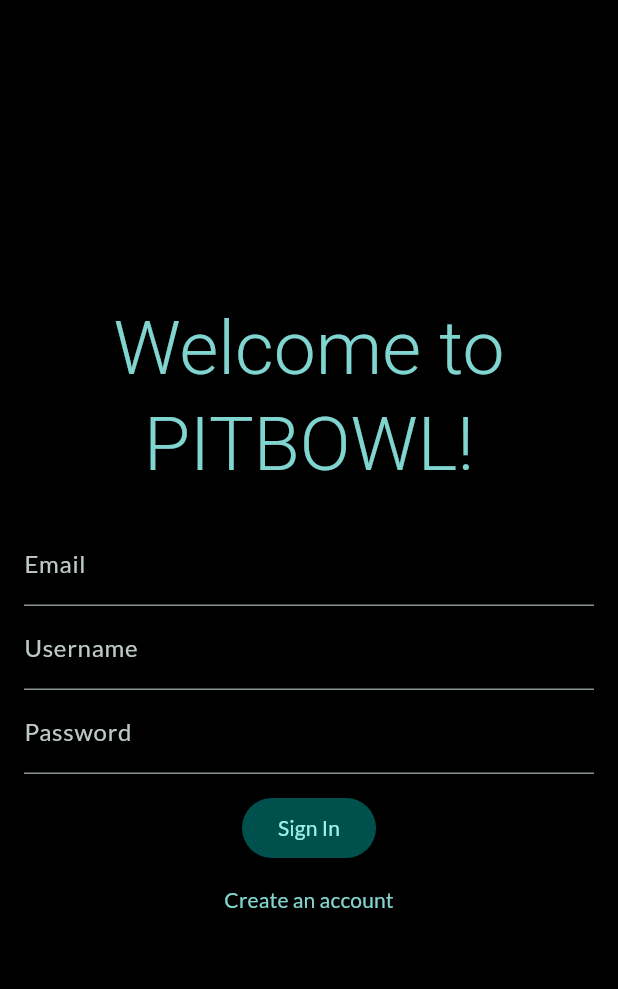
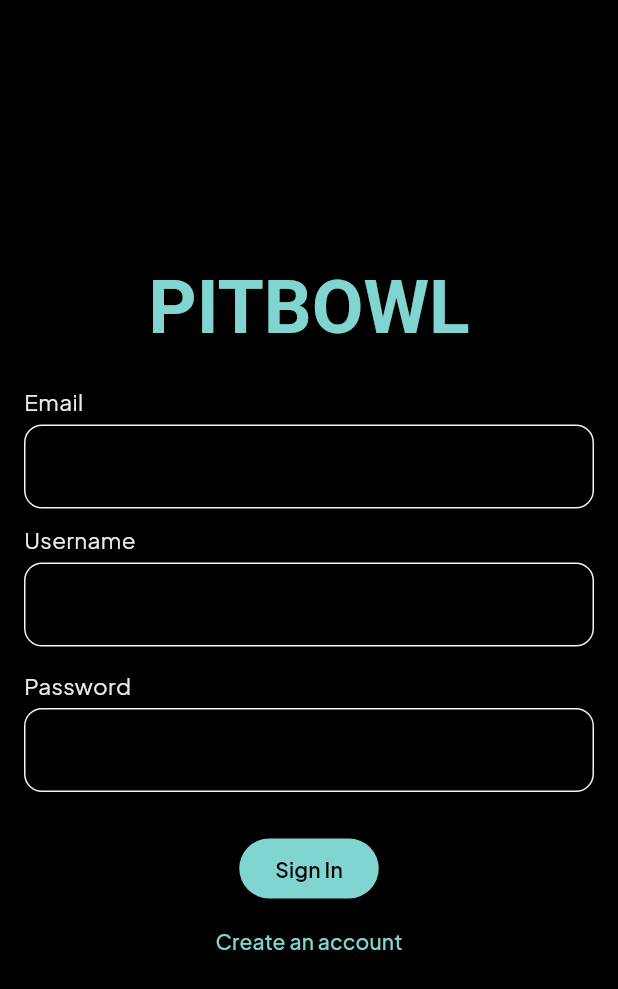
Before and after one commit to Reasondro/pitbowl, a Flutter app: the screen it shows after launch, on a phone screen of 412 x 824 dp. Shown: the top 989 px of the screen. Run offline on Flutter 3.47's test engine with Material 3 defaults, Android fonts, the phone set to English and light mode, and no system bars; our stand-ins replace cloud_firestore, firebase_auth, firebase_core, firebase_storage, flutter_riverpod, google_fonts and 2 more; accounts and stored records are empty.

Commit message:
major auth overhaul, with some font changes

```diff
--- a/lib/main.dart
+++ b/lib/main.dart
@@ -21,13 +21,14 @@ final ColorScheme pitbowlColorTheme = ColorScheme.fromSeed(
 
 final ThemeData pitbowlTheme = ThemeData().copyWith(
     colorScheme: pitbowlColorTheme,
-    textTheme: GoogleFonts.latoTextTheme().copyWith(
+    textTheme: GoogleFonts.plusJakartaSansTextTheme().copyWith(
       titleLarge:
-          GoogleFonts.alfaSlabOne(fontWeight: FontWeight.w300, fontSize: 35),
-      titleMedium:
-          GoogleFonts.quicksand(fontWeight: FontWeight.bold, fontSize: 30),
-      labelSmall:
-          GoogleFonts.quicksand(fontWeight: FontWeight.bold, fontSize: 15),
+          // GoogleFonts.libreBodoni(fontWeight: FontWeight.w600, fontSize: 35),
+          GoogleFonts.ibarraRealNova(fontWeight: FontWeight.bold, fontSize: 35),
+      titleMedium: GoogleFonts.plusJakartaSans(
+          fontWeight: FontWeight.bold, fontSize: 30),
+      labelSmall: GoogleFonts.plusJakartaSans(
+          fontWeight: FontWeight.bold, fontSize: 15),
     ),
     appBarTheme: AppBarTheme(
       color: Colors.black,
--- a/lib/screens/auth_screen.dart
+++ b/lib/screens/auth_screen.dart
@@ -1,4 +1,5 @@
 import 'package:cloud_firestore/cloud_firestore.dart';
+import 'package:flutter/gestures.dart';
 
 import 'package:flutter/material.dart';
 import 'package:firebase_auth/firebase_auth.dart';
@@ -144,7 +145,8 @@ class _AuthScreenState extends State<AuthScreen> {
             crossAxisAlignment: CrossAxisAlignment.center,
             children: [
               Text(
-                "Welcome to PITBOWL!",
+                // "Welcome to PITBOWL!",
+                "PITBOWL",
                 style: Theme.of(context).textTheme.titleLarge!.copyWith(
                     color: Theme.of(context).colorScheme.primary, fontSize: 50),
                 textAlign: TextAlign.center,
@@ -152,26 +154,114 @@ class _AuthScreenState extends State<AuthScreen> {
               const SizedBox(
                 height: 20,
               ),
+              Container(
+                margin: const EdgeInsets.only(bottom: 10),
+                child: Column(
+                  crossAxisAlignment: CrossAxisAlignment.start,
+                  children: [
+                    Text(
+                      _isSignIn ? "Email" : "Your email",
+                      style: const TextStyle(
+                          color: Color.fromARGB(255, 232, 235, 236),
+                          fontSize: 15),
+                    ),
+                    const SizedBox(
+                      height: 5,
+                    ),
                     TextField(
                       controller: _emailController,
-                decoration: const InputDecoration(labelText: 'Email'),
-                style: const TextStyle(color: Colors.white),
+                      decoration: InputDecoration(
+                        floatingLabelBehavior: FloatingLabelBehavior.never,
+                        enabledBorder: OutlineInputBorder(
+                          borderRadius: BorderRadius.circular(12.0),
+                          borderSide: const BorderSide(
+                              color: Color.fromARGB(255, 230, 248, 248)),
+                        ),
+                        focusedBorder: OutlineInputBorder(
+                          borderRadius: BorderRadius.circular(12.0),
+                          borderSide: BorderSide(
+                              color: Theme.of(context).colorScheme.primary),
+                        ),
+                      ),
+                      style: const TextStyle(
+                          color: Color.fromARGB(255, 216, 216, 216)),
                       keyboardType: TextInputType.emailAddress,
+                    ),
+                  ],
+                ),
+              ),
+              Container(
+                margin: const EdgeInsets.only(bottom: 15),
+                child: Column(
+                  crossAxisAlignment: CrossAxisAlignment.start,
+                  children: [
+                    Text(
+                      _isSignIn ? "Username" : "Your username",
+                      style: const TextStyle(
+                          color: Color.fromARGB(255, 232, 235, 236),
+                          fontSize: 15),
+                    ),
+                    const SizedBox(
+                      height: 5,
                     ),
                     TextField(
                       controller: _usernameController,
                       decoration: InputDecoration(
-                    labelText: _isSignIn ? 'Username' : "Create your username"),
-                style: const TextStyle(color: Colors.white),
+                        floatingLabelBehavior: FloatingLabelBehavior.never,
+                        enabledBorder: OutlineInputBorder(
+                          borderRadius: BorderRadius.circular(12.0),
+                          borderSide: const BorderSide(
+                              color: Color.fromARGB(255, 230, 248, 248)),
+                        ),
+                        focusedBorder: OutlineInputBorder(
+                          borderRadius: BorderRadius.circular(12.0),
+                          borderSide: BorderSide(
+                              color: Theme.of(context).colorScheme.primary),
+                        ),
+                      ),
+                      style: const TextStyle(
+                          color: Color.fromARGB(255, 216, 216, 216)),
 
                       // keyboardType: TextInputType.emailAddress,
+                    ),
+                  ],
+                ),
+              ),
+              Container(
+                margin: const EdgeInsets.only(bottom: 15),
+                child: Column(
+                  crossAxisAlignment: CrossAxisAlignment.start,
+                  children: [
+                    Text(
+                      _isSignIn ? "Password" : "Your password",
+                      style: const TextStyle(
+                          color: Color.fromARGB(255, 232, 235, 236),
+                          fontSize: 15),
+                    ),
+                    const SizedBox(
+                      height: 5,
                     ),
                     TextField(
                       controller: _passwordController,
                       decoration: InputDecoration(
-                    labelText: _isSignIn ? 'Password' : "Create your password"),
-                style: const TextStyle(color: Colors.white),
+                        floatingLabelBehavior: FloatingLabelBehavior.never,
+                        enabledBorder: OutlineInputBorder(
+                          borderRadius: BorderRadius.circular(12.0),
+                          borderSide: const BorderSide(
+                              color: Color.fromARGB(255, 230, 248, 248)),
+                        ),
+                        focusedBorder: OutlineInputBorder(
+                          borderRadius: BorderRadius.circular(12.0),
+                          borderSide: BorderSide(
+                              color: Theme.of(context).colorScheme.primary),
+                        ),
+                      ),
+                      style: const TextStyle(
+                          color: Color.fromARGB(255, 216, 216, 216)),
                       obscureText: true,
+                    ),
+                  ],
+                ),
               ),
               const SizedBox(
                 height: 12,
@@ -183,13 +273,13 @@ class _AuthScreenState extends State<AuthScreen> {
                     _submit();
                   },
                   style: ElevatedButton.styleFrom(
-                      backgroundColor:
-                          Theme.of(context).colorScheme.primaryContainer),
+                      backgroundColor: Theme.of(context).colorScheme.primary),
                   child: Text(
                     _isSignIn ? "Sign In" : "Sign Up",
-                    style: TextStyle(
-                        color:
-                            Theme.of(context).colorScheme.onPrimaryContainer),
+                    style: const TextStyle(
+                        color: Colors.black,
+                        fontSize: 14,
+                        fontWeight: FontWeight.w600),
                   ),
                 ),
               if (!_isAuthenticating)
--- a/lib/widgets/feed_item.dart
+++ b/lib/widgets/feed_item.dart
@@ -57,7 +57,7 @@ class _FeedItemState extends ConsumerState<FeedItem> {
   @override
   Widget build(BuildContext context) {
     return Padding(
-      padding: const EdgeInsets.symmetric(horizontal: 0, vertical: 5),
+      padding: const EdgeInsets.only(top: 5),
       child: Column(
         crossAxisAlignment: CrossAxisAlignment.start,
         children: [
@@ -68,7 +68,7 @@ class _FeedItemState extends ConsumerState<FeedItem> {
               icon: const Icon(Icons.more_vert),
               onPressed: () {},
             ),
-            contentPadding: const EdgeInsets.only(left: 10),
+            contentPadding: const EdgeInsets.only(left: 8),
           ),
           SizedBox(
             width: double.infinity,
@@ -116,15 +116,18 @@ class _FeedItemState extends ConsumerState<FeedItem> {
             height: 10,
           ),
           Padding(
-            padding: const EdgeInsets.only(left: 5),
+            padding: const EdgeInsets.only(left: 8),
             child: Text(
               widget.pitch.title,
               style: const TextStyle(color: Colors.white),
               textAlign: TextAlign.left,
             ),
           ),
+          const SizedBox(
+            height: 5,
+          ),
           Padding(
-            padding: const EdgeInsets.only(left: 5),
+            padding: const EdgeInsets.only(left: 8),
             child: Text(
               widget.pitch.desc,
               style: const TextStyle(color: Colors.white),
@@ -158,7 +161,9 @@ class _FeedItemState extends ConsumerState<FeedItem> {
                 onPressed: () {},
               ),
               const Spacer(),
-              ElevatedButton.icon(
+              Padding(
+                padding: const EdgeInsets.only(right: 7),
+                child: ElevatedButton.icon(
                   style: ButtonStyle(
                     backgroundColor: WidgetStateProperty.all(
                         Theme.of(context).colorScheme.primary.withAlpha(255)),
@@ -176,9 +181,10 @@ class _FeedItemState extends ConsumerState<FeedItem> {
                   ),
                   icon: const Icon(
                     Icons.paid,
-                  // color: Color.fromARGB(255, 48, 197, 48),
+                    // color: Color.fromARGB(255, 48, 198, 48),
                     // color: Theme.of(context).colorScheme.onPrimary,
                     color: Colors.black,
+                  ),
                 ),
               )
             ],
```
Lines whose indentation alone changed are shown as unchanged.
